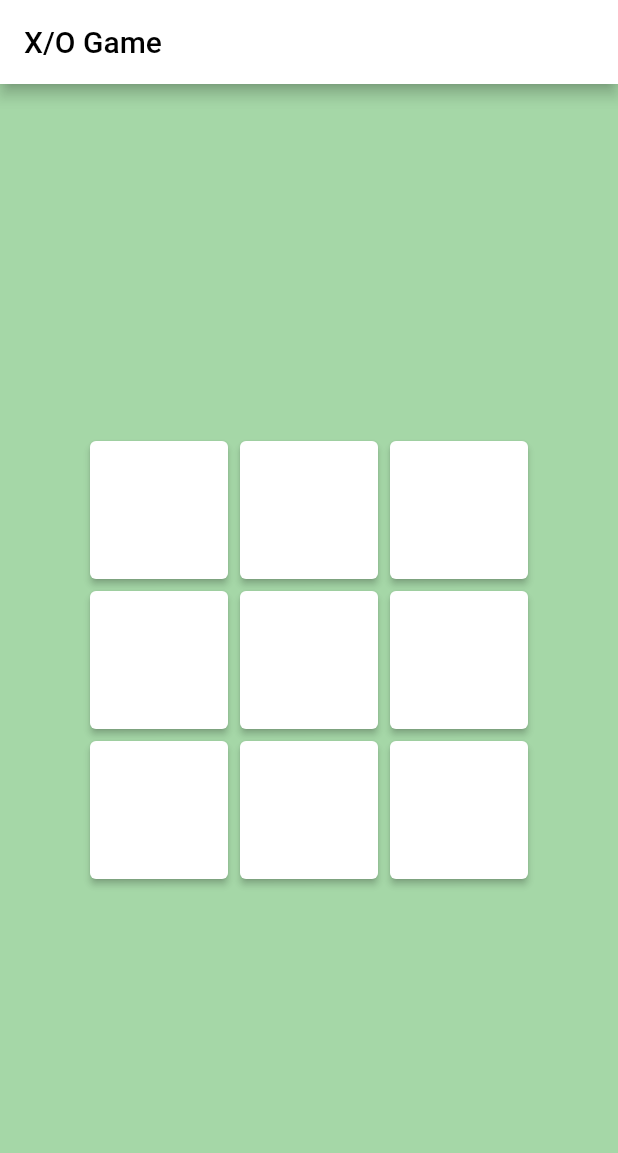
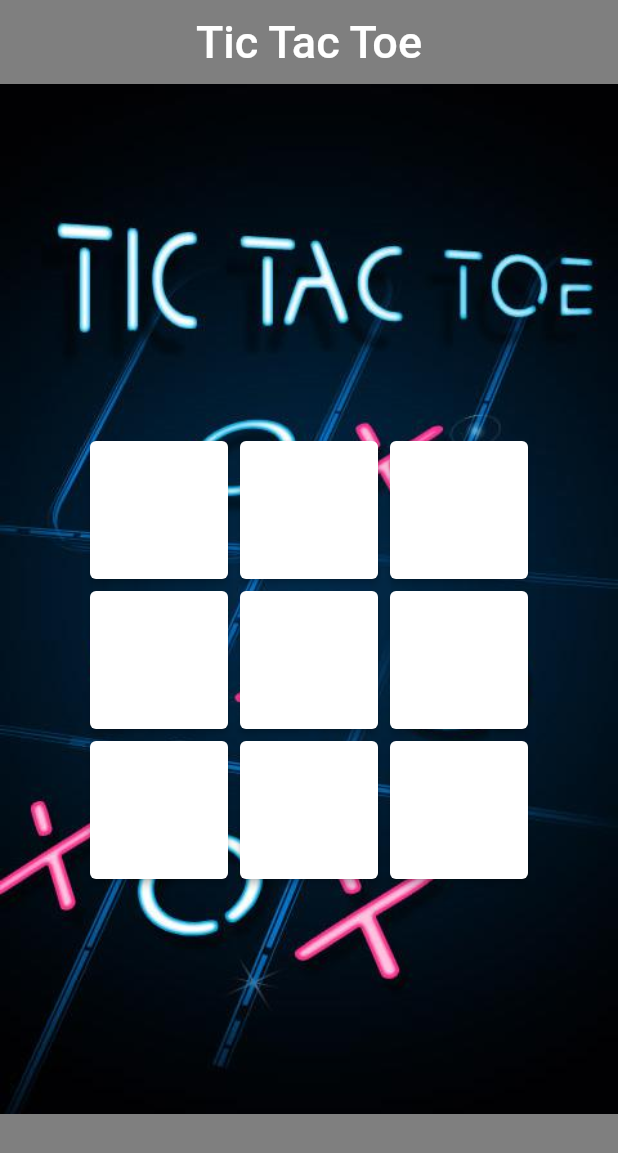
Before and after one commit to aya-hasoneh/Tic-Tac-Toe, a Flutter app: the screen it shows after launch, on a phone screen of 412 x 824 dp. Shown: the top 1153 px of the screen. Run offline on Flutter 3.47's test engine with Material 2 defaults, Android fonts, the phone set to English and light mode, and no system bars.

Commit message:
add iamge

```diff
--- a/lib/main.dart
+++ b/lib/main.dart
@@ -12,7 +12,7 @@ class MyApp extends StatelessWidget {
   Widget build(BuildContext context) {
     return const MaterialApp(
       title: 'Flutter Demo',
-      home: MyHomePage(title: 'X/O Game'),
+      home: MyHomePage(title: 'Tic Tac Toe'),
     );
   }
 }
@@ -54,15 +54,22 @@ class _MyHomePageState extends State<MyHomePage> {
   Widget build(BuildContext context) {
     return SafeArea(
       child: Scaffold(
-          backgroundColor: getBackGroundColor(),
+          backgroundColor: Colors.black.withOpacity(0.5),
+          //getBackGroundColor(),
           appBar: AppBar(
-            backgroundColor: Colors.white,
-            title: Text(widget.title,style: TextStyle(color: Colors.black),),
+            elevation: 0,
+            backgroundColor: Colors.transparent,
+            title: Center(child: Text(widget.title,style:const TextStyle(color: Colors.white,fontSize: 30),)),
           ),
-          body: Column(
-            mainAxisAlignment: MainAxisAlignment.center,
-            children: Utils.modelBuilder(matrix, (x, value) => buildRow(x)),
-          )),
+          body: Stack(
+    children: [
+      Image.asset("assets/tic tac toe.jpg",fit: BoxFit.cover,),
+
+            Column(
+              mainAxisAlignment: MainAxisAlignment.center,
+              children: Utils.modelBuilder(matrix, (x, value) => buildRow(x)),
+            ),
+    ])),
     );
   }
 
@@ -77,7 +84,7 @@ class _MyHomePageState extends State<MyHomePage> {
   Color getFeildColor(String value) {
     switch (value) {
       case Player.O:
-        return Colors.purple;
+        return Colors.blue;
       case Player.X:
         return Colors.green;
       default:
--- a/pubspec.yaml
+++ b/pubspec.yaml
@@ -58,8 +58,8 @@ flutter:
   uses-material-design: true
 
   # To add assets to your application, add an assets section, like this:
-  # assets:
-  #   - images/a_dot_burr.jpeg
+  assets:
+    - assets/
   #   - images/a_dot_ham.jpeg
 
   # An image asset can refer to one or more resolution-specific "variants", see
```
Also changed, not shown: assets/tic tac toe.jpg (added).
